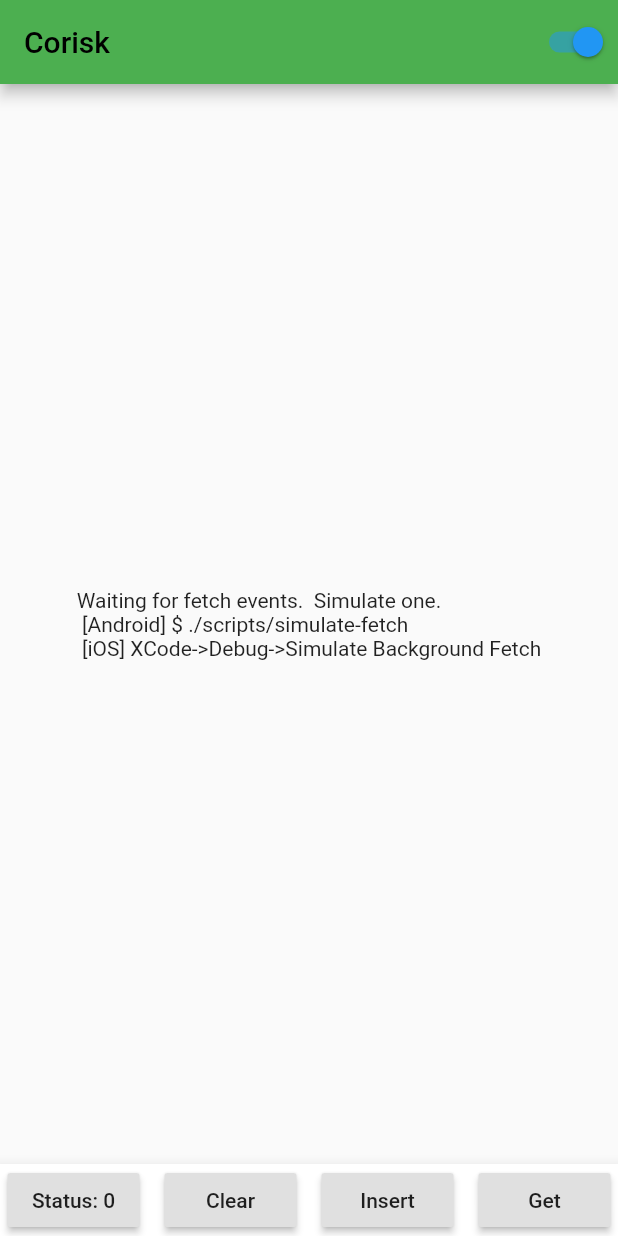
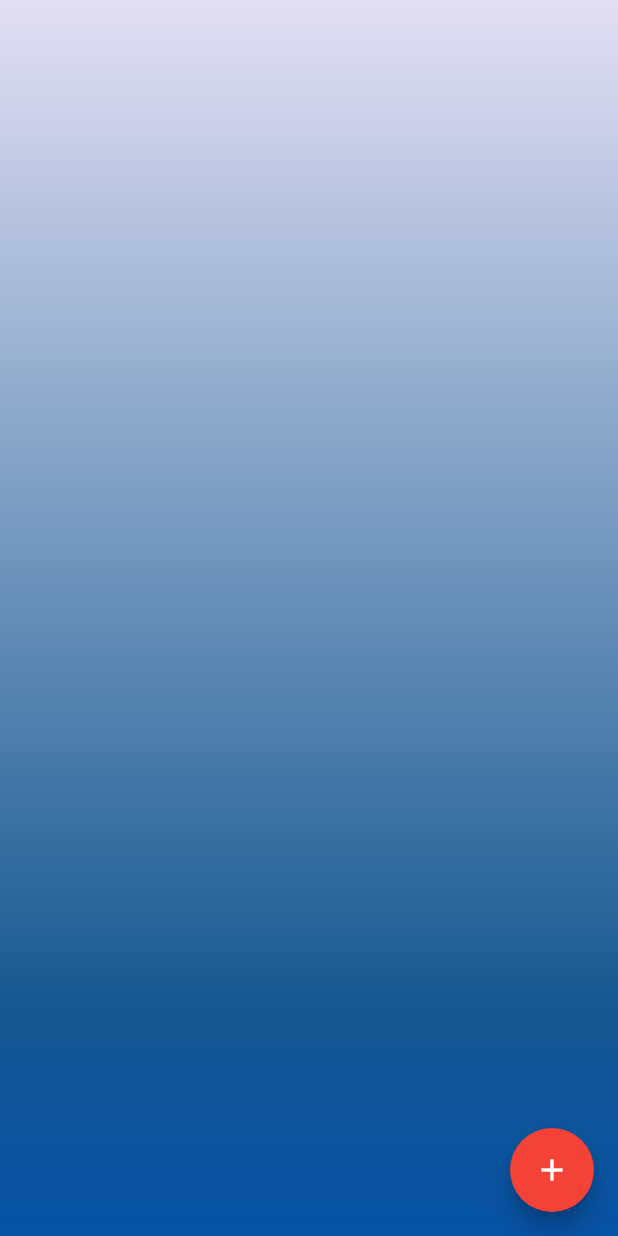
Before and after one commit to timxschroeder/corisk, a Flutter app: the screen it shows after launch, after a tap on "Überspringen", on a phone screen of 412 x 824 dp. Run offline on Flutter 3.47's test engine with Material 2 defaults, Android fonts, the phone set to English and light mode, and no system bars; our stand-ins replace cloud_firestore, firebase_messaging, geolocator, sembast; missing offline and left inert: background_fetch, flutter_emoji, location_permissions; accounts and stored records are empty; statements that could not run were skipped.

Commit message:
tracking ui

```diff
--- a/lib/screens/corona_tracker_screen.dart
+++ b/lib/screens/corona_tracker_screen.dart
@@ -4,6 +4,7 @@ import 'package:corona_tracking/FirestoreDAO.dart';
 import 'package:corona_tracking/LocationDAO.dart';
 import 'package:corona_tracking/model/Location.dart';
 import 'package:corona_tracking/model/Patient.dart';
+import 'package:corona_tracking/screens/tracking_ui.dart';
 import 'package:firebase_messaging/firebase_messaging.dart';
 import 'package:flutter/material.dart';
 import 'package:flutter/services.dart';
@@ -84,15 +85,13 @@ class _CoronaRiskTrackerState extends State<CoronaRiskTracker> {
     try {
       var geolocator = Geolocator();
       Location loc = new Location(await geolocator.getCurrentPosition());
-      print(loc);
-    } on PlatformException catch (e) {
-      showDialog(barrierDismissible: false, builder: (_) {
-        return PermissionAlert(context: context);
+      _insertLocationIntoDatabase(loc);
+
+    } on PlatformException {
+      showDialog(context: context, barrierDismissible: false, builder: (_) {
+        return PermissionAlert();
       });
     }
-
-
-    _insertLocationIntoDatabase(loc);
 
     setState(() {
       _events.insert(0, "$taskId@${timestamp.toString()}");
@@ -148,7 +147,9 @@ class _CoronaRiskTrackerState extends State<CoronaRiskTracker> {
       onMessage: _calculateDanger,
     );
 
-    return Scaffold(
+    return TrackingUI();
+    /*
+    Scaffold(
       appBar: AppBar(
           title: const Text('Corisk', style: TextStyle(color: Colors.black)),
           backgroundColor: Colors.green,
@@ -206,6 +207,7 @@ class _CoronaRiskTrackerState extends State<CoronaRiskTracker> {
         ),
       ),
     );
+    */
   }
 
   void _insertLocationIntoDatabase(Location loc) async {
@@ -218,10 +220,8 @@ class _CoronaRiskTrackerState extends State<CoronaRiskTracker> {
 class PermissionAlert extends StatelessWidget {
   const PermissionAlert({
     Key key,
-    @required this.context,
   }) : super(key: key);
 
-  final BuildContext context;
 
   @override
   Widget build(BuildContext context) {
--- /dev/null
+++ b/lib/screens/tracking_ui.dart
@@ -0,0 +1,51 @@
+import 'package:flutter/material.dart';
+import 'package:flutter/services.dart';
+
+class TrackingUI extends StatelessWidget {
+  @override
+  Widget build(BuildContext context) {
+    print("building gradient");
+    return Scaffold(
+      body: AnnotatedRegion<SystemUiOverlayStyle>(
+        value: SystemUiOverlayStyle.light,
+        child: Container(
+          decoration: BoxDecoration(
+            gradient: LinearGradient(
+              begin: Alignment.topCenter,
+              end: Alignment.bottomCenter,
+              stops: [0.01, 0.82, 1],
+              colors: [
+                Color(0xFFe0dff1),
+                Color(0xFF145791),
+                Color(0xFF0652a4),
+               // Color(0xe0dff1),
+              ],
+            ),
+          ),
+        ),
+      ),
+      floatingActionButtonLocation: FloatingActionButtonLocation.endFloat,
+      floatingActionButton: FloatingActionButton(backgroundColor: Colors.red,onPressed: () => showDialog(context: context, builder: (_){
+        return AlertDialog(
+          title: Text("Infizierung melden"),
+          content: Text("Möchtest du deine Infizierung melden, um Kontaktpersonen der letzten zwei Wochen zu warnen?"),
+          actions: <Widget>[
+            // usually buttons at the bottom of the dialog
+            FlatButton(
+              child: Text("Abbrechen"),
+              onPressed: () {
+                Navigator.pop(context);
+              },
+            ),
+            FlatButton(
+              child: Text("Ja"),
+              onPressed: () {
+                /// TODO Infizierung melden
+              },
+            ),
+          ],
+        );
+      }), child: Icon(Icons.add),),
+    );
+  }
+}
```
